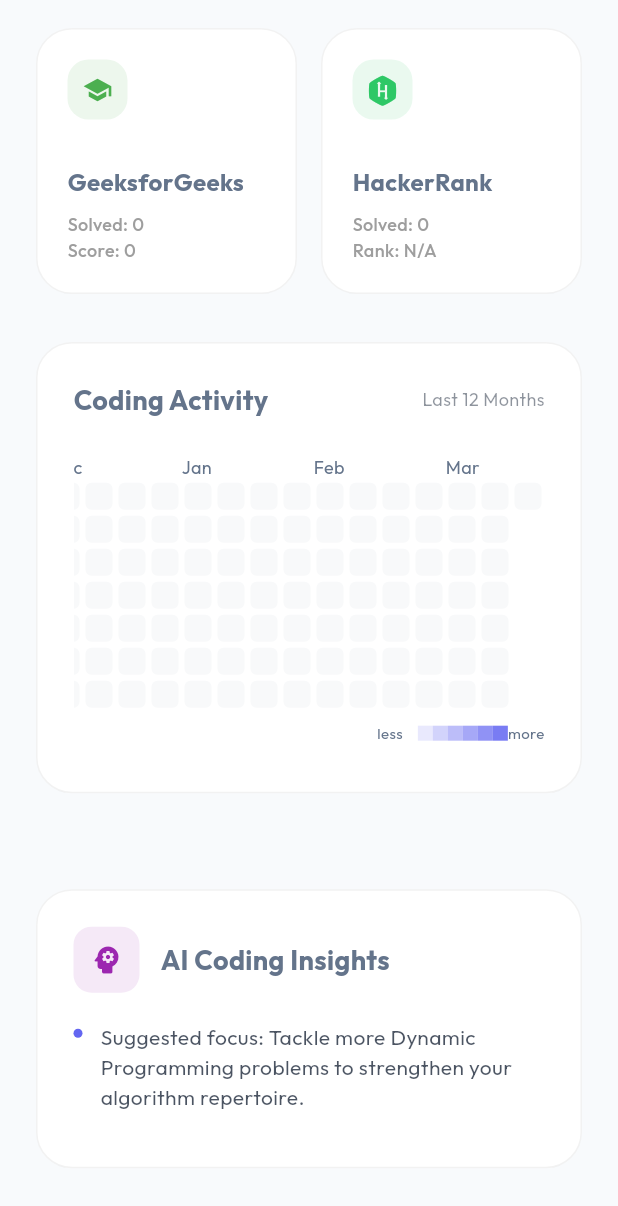
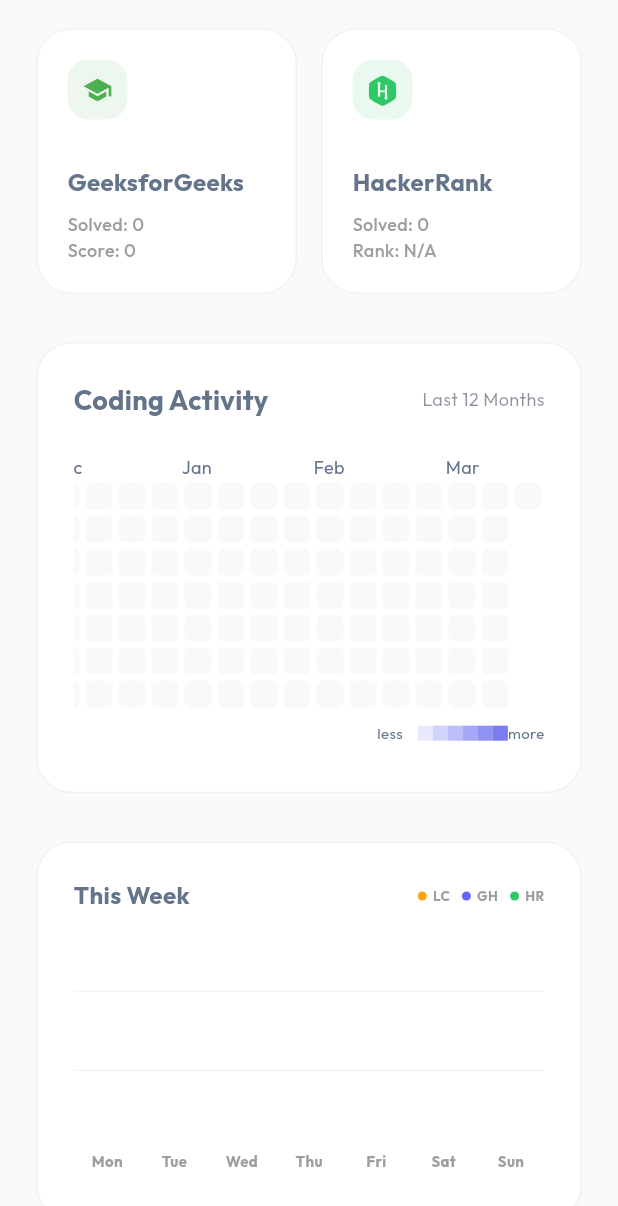
Before and after one commit to sakshiv3107/Coding_tracker_app, a Flutter app: the HomeScreen screen opened directly, scrolled down 1152 dp, on a phone screen of 412 x 824 dp. Shown: the top 1206 px of the screen. Run offline on Flutter 3.47's test engine with Material 3 defaults, Android fonts, the light colour scheme and no system bars; drawn by our look-alikes of fl_chart, flutter_animate, flutter_heatmap_calendar; our stand-ins replace cloud_firestore, firebase_auth, firebase_core, flutter_dotenv, font_awesome_flutter, google_fonts and 3 more; accounts and stored records are empty.

Commit message:
updated github heatmap

```diff
--- a/lib/models/hackerrank_stats.dart
+++ b/lib/models/hackerrank_stats.dart
@@ -7,6 +7,7 @@
   final String? avatarUrl;
   final int followers;
   final String? country;
+  final Map<DateTime, int> submissionHistory;
   final Map<String, dynamic> extraMetrics;
 
   HackerRankStats({
@@ -16,6 +17,7 @@
     this.avatarUrl,
     required this.followers,
     this.country,
+    this.submissionHistory = const {},
     this.extraMetrics = const {},
   });
 
@@ -23,6 +25,7 @@
     required Map<String, dynamic> profileJson,
     required Map<String, dynamic> badgesJson,
     required Map<String, dynamic> scoresJson,
+    required Map<DateTime, int> history,
   }) {
     final model = profileJson['model'] ?? {};
     final badges = badgesJson['models'] as List? ?? [];
@@ -53,6 +56,7 @@
       avatarUrl: model['avatar'],
       followers: model['followers_count'] ?? 0,
       country: model['country'],
+      submissionHistory: history,
       extraMetrics: {
         'level': model['level'],
         'badges_count': badges.length,
--- a/lib/models/weekly_activity.dart
+++ b/lib/models/weekly_activity.dart
@@ -4,14 +4,16 @@
   final DateTime date;
   final int leetcodeSubmissions;
   final int githubCommits;
+  final int hackerrankSubmissions;
 
   DailyActivity({
     required this.date,
     required this.leetcodeSubmissions,
     required this.githubCommits,
+    this.hackerrankSubmissions = 0,
   });
 
-  int get total => leetcodeSubmissions + githubCommits;
+  int get total => leetcodeSubmissions + githubCommits + hackerrankSubmissions;
 }
 
 class WeeklyActivity {
@@ -22,6 +24,7 @@
   factory WeeklyActivity.fromData({
     required Map<DateTime, int> leetcodeCalendar,
     required Map<DateTime, int> githubCalendar,
+    required Map<DateTime, int> hackerrankCalendar,
   }) {
     final today = DateTime.now();
     final monday = today.subtract(Duration(days: today.weekday - 1));
@@ -33,6 +36,7 @@
         date: date,
         leetcodeSubmissions: leetcodeCalendar[normalized] ?? 0,
         githubCommits: githubCalendar[normalized] ?? 0,
+        hackerrankSubmissions: hackerrankCalendar[normalized] ?? 0,
       );
     });
 
--- a/lib/screens/dashboard_screen.dart
+++ b/lib/screens/dashboard_screen.dart
@@ -15,6 +15,7 @@
 import '../widgets/monthly_progress_chart.dart';
 import '../widgets/ai_insights_card.dart';
 import '../widgets/streak_card.dart';
+import '../widgets/weekly_activity_chart.dart';
 
 class DashboardScreen extends StatelessWidget {
   const DashboardScreen({super.key});
@@ -49,6 +50,7 @@
     Map<DateTime, int> heatmapData = {};
     _mergeHeatmapData(heatmapData, stats.leetcodeStats?.submissionCalendar);
     _mergeHeatmapData(heatmapData, github.githubStats?.contributionCalendar);
+    _mergeHeatmapData(heatmapData, stats.hackerrankStats?.submissionHistory);
 
     return Material(
       color: theme.scaffoldBackgroundColor,
@@ -189,7 +191,18 @@
                 sliver: SliverToBoxAdapter(
                   child: FadeSlideTransition(
                     delay: const Duration(milliseconds: 300),
-                    child: CodingHeatmap(datasets: heatmapData),
+                    child: Column(
+                      crossAxisAlignment: CrossAxisAlignment.start,
+                      children: [
+                        CodingHeatmap(datasets: heatmapData),
+                        const SizedBox(height: 16),
+                        WeeklyActivityChart(
+                          leetcodeCalendar: stats.leetcodeStats?.submissionCalendar ?? {},
+                          githubCalendar: github.githubStats?.contributionCalendar ?? {},
+                          hackerrankCalendar: stats.hackerrankStats?.submissionHistory ?? {},
+                        ),
+                      ],
+                    ),
                   ),
                 ),
               ),
--- a/lib/services/github_service.dart
+++ b/lib/services/github_service.dart
@@ -142,7 +142,7 @@
         topLanguages,
       );
     } catch (e) {
-      debugPrint("GitHub API Error for $username: $e");
+      debugPrint("GitHub API ERROR [$username]: $e");
       rethrow;
     }
   }
--- a/lib/widgets/weekly_activity_chart.dart
+++ b/lib/widgets/weekly_activity_chart.dart
@@ -6,11 +6,13 @@
 class WeeklyActivityChart extends StatefulWidget {
   final Map<DateTime, int> leetcodeCalendar;
   final Map<DateTime, int> githubCalendar;
+  final Map<DateTime, int>? hackerrankCalendar;
 
   const WeeklyActivityChart({
     super.key,
     required this.leetcodeCalendar,
     required this.githubCalendar,
+    this.hackerrankCalendar,
   });
 
   @override
@@ -25,6 +27,7 @@
 
   static const _leetcodeColor = Color(0xFFFFA116); // LeetCode yellow
   static const _githubColor = Color(0xFF6C63FF);
+  static const _hackerrankColor = Color(0xFF2EC866);
 
   @override
   void initState() {
@@ -32,6 +35,7 @@
     _weeklyActivity = WeeklyActivity.fromData(
       leetcodeCalendar: widget.leetcodeCalendar,
       githubCalendar: widget.githubCalendar,
+      hackerrankCalendar: widget.hackerrankCalendar ?? {},
     );
     _controller = AnimationController(
       vsync: this,
@@ -68,9 +72,11 @@
                 style: TextStyle(fontSize: 16, fontWeight: FontWeight.bold),
               ),
               const Spacer(),
-              _buildLegendDot('LeetCode', _leetcodeColor),
-              const SizedBox(width: 14),
-              _buildLegendDot('GitHub', _githubColor),
+              _buildLegendDot('LC', _leetcodeColor),
+              const SizedBox(width: 8),
+              _buildLegendDot('GH', _githubColor),
+              const SizedBox(width: 8),
+              _buildLegendDot('HR', _hackerrankColor),
             ],
           ),
           const SizedBox(height: 20),
@@ -87,10 +93,18 @@
                       tooltipRoundedRadius: 10,
                       getTooltipItem: (group, groupIndex, rod, rodIndex) {
                         final day = _weeklyActivity.days[groupIndex];
-                        final label = rodIndex == 0 ? 'LC' : 'GH';
-                        final val = rodIndex == 0
-                            ? day.leetcodeSubmissions
-                            : day.githubCommits;
+                        String label = '';
+                        int val = 0;
+                        if (rodIndex == 0) {
+                          label = 'LC';
+                          val = day.leetcodeSubmissions;
+                        } else if (rodIndex == 1) {
+                          label = 'GH';
+                          val = day.githubCommits;
+                        } else {
+                          label = 'HR';
+                          val = day.hackerrankSubmissions;
+                        }
                         return BarTooltipItem(
                           '$label: $val',
                           const TextStyle(fontSize: 11, fontWeight: FontWeight.bold),
@@ -105,14 +119,17 @@
                     bottomTitles: AxisTitles(
                       sideTitles: SideTitles(
                         showTitles: true,
-                        getTitlesWidget: (value, meta) => Text(
+                        getTitlesWidget: (value, meta) {
+                          if (value.toInt() < 0 || value.toInt() >= _dayLabels.length) return const SizedBox();
+                          return Text(
                             _dayLabels[value.toInt()],
                             style: TextStyle(
                               fontSize: 10,
                               fontWeight: FontWeight.bold,
                               color: Colors.grey.shade500,
                             ),
-                        ),
+                          );
+                        },
                       ),
                     ),
                   ),
@@ -129,19 +146,25 @@
                     final day = _weeklyActivity.days[i];
                     return BarChartGroupData(
                       x: i,
-                      barsSpace: 4,
+                      barsSpace: 2,
                       barRods: [
                         BarChartRodData(
                           toY: day.leetcodeSubmissions * _animation.value,
                           color: _leetcodeColor,
-                          width: 10,
-                          borderRadius: const BorderRadius.vertical(top: Radius.circular(4)),
+                          width: 8,
+                          borderRadius: const BorderRadius.vertical(top: Radius.circular(3)),
                         ),
                         BarChartRodData(
                           toY: day.githubCommits * _animation.value,
                           color: _githubColor,
-                          width: 10,
-                          borderRadius: const BorderRadius.vertical(top: Radius.circular(4)),
+                          width: 8,
+                          borderRadius: const BorderRadius.vertical(top: Radius.circular(3)),
+                        ),
+                        BarChartRodData(
+                          toY: day.hackerrankSubmissions * _animation.value,
+                          color: _hackerrankColor,
+                          width: 8,
+                          borderRadius: const BorderRadius.vertical(top: Radius.circular(3)),
                         ),
                       ],
                     );
@@ -159,15 +182,15 @@
     return Row(
       children: [
         Container(
-          width: 8,
-          height: 8,
+          width: 6,
+          height: 6,
           decoration: BoxDecoration(color: color, shape: BoxShape.circle),
         ),
-        const SizedBox(width: 5),
+        const SizedBox(width: 4),
         Text(
           label,
           style: TextStyle(
-            fontSize: 11,
+            fontSize: 9,
             fontWeight: FontWeight.bold,
             color: Colors.grey.shade500,
           ),
```
Also changed, not shown: lib/screens/github_stats_screen.dart (+9 -0 lines), lib/services/hackerrank_service.dart (+14 -2 lines). Lines whose indentation alone changed are shown as unchanged.
